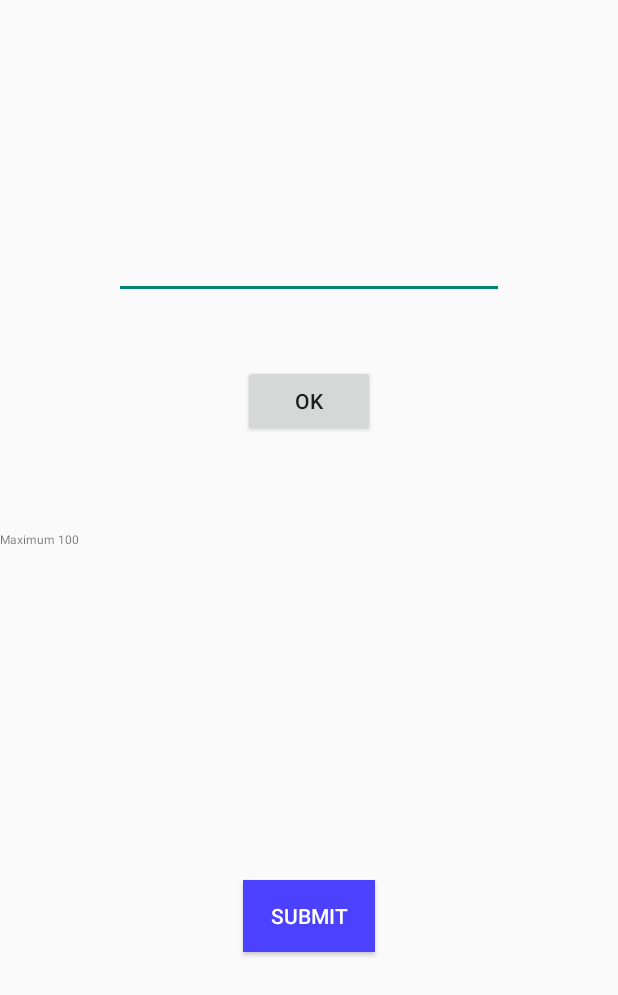
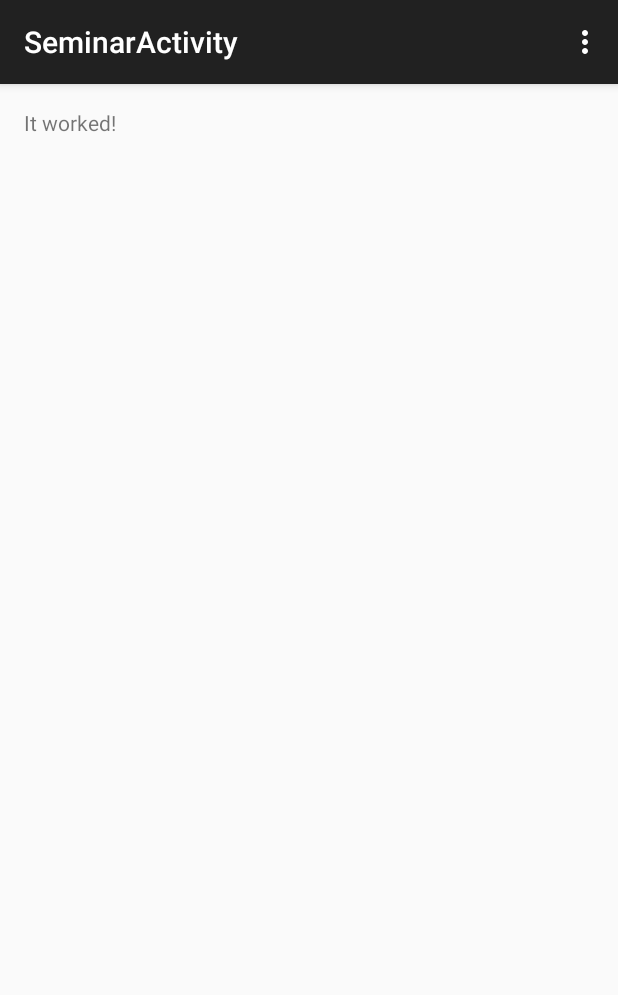
Before and after one commit to ConradHipkins/ACM-SIGCSE, an Android app: the screen it shows after launch (headcount before the commit, SeminarActivity after it), after a tap on "LOGIN", on a phone screen of 412 x 824 dp. Shown: the top 995 px of the screen. Run offline under Robolectric (Android 15) with nearby library versions, the phone set to English and light mode, and no system bars; libraries missing offline, so code that uses them is left out: org.springframework.http, org.springframework.web; 3 statements that could not run were skipped.

Commit message:
Updated files

```diff
--- /dev/null
+++ b/ACM_SIGCSE/app/src/main/java/Session.java
@@ -0,0 +1,5 @@
+/**
+ * Created by Liz on 10/19/15.
+ */
+public class Session {
+}
--- a/ACM_SIGCSE/app/src/main/java/mobilecomp/acm_sigcse/MainActivity.java
+++ b/ACM_SIGCSE/app/src/main/java/mobilecomp/acm_sigcse/MainActivity.java
@@ -41,7 +41,7 @@ public class MainActivity extends AppCompatActivity {
     public void onClick(View view){
 
         Intent i = new Intent();
-        i.setClass(this, headcount.class);
+        i.setClass(this, SeminarActivity.class);
         startActivity(i);
 
     }
--- /dev/null
+++ b/ACM_SIGCSE/app/src/main/java/mobilecomp/acm_sigcse/SeminarActivity.java
@@ -0,0 +1,72 @@
+package mobilecomp.acm_sigcse;
+
+import android.os.AsyncTask;
+import android.os.Bundle;
+import android.support.v7.app.AppCompatActivity;
+import android.util.Log;
+import android.view.Menu;
+import android.view.MenuItem;
+import android.widget.TextView;
+
+import org.springframework.http.converter.json.MappingJackson2HttpMessageConverter;
+import org.springframework.web.client.RestTemplate;
+
+import java.util.ArrayList;
+import java.util.Arrays;
+
+public class SeminarActivity extends AppCompatActivity {
+    private ArrayList<Seminar> seminarList = new ArrayList<Seminar>();
+
+    @Override
+    protected void onCreate(Bundle savedInstanceState) {
+        super.onCreate(savedInstanceState);
+        setContentView(R.layout.activity_seminar);
+        new HttpRequestTask().execute();
+    }
+
+    @Override
+    public boolean onCreateOptionsMenu(Menu menu) {
+        // Inflate the menu; this adds items to the action bar if it is present.
+        getMenuInflater().inflate(R.menu.menu_seminar, menu);
+        return true;
+    }
+
+    @Override
+    public boolean onOptionsItemSelected(MenuItem item) {
+        // Handle action bar item clicks here. The action bar will
+        // automatically handle clicks on the Home/Up button, so long
+        // as you specify a parent activity in AndroidManifest.xml.
+        int id = item.getItemId();
+
+        //noinspection SimplifiableIfStatement
+        if (id == R.id.action_settings) {
+            return true;
+        }
+
+        return super.onOptionsItemSelected(item);
+    }
+    private class HttpRequestTask extends AsyncTask<Void, Void, ArrayList<Seminar>> {
+        @Override
+        protected ArrayList<Seminar> doInBackground(Void... params) {
+            try {
+                final String url = "http://146.113.79.126/api/seminars";
+                RestTemplate restTemplate = new RestTemplate();
+                restTemplate.getMessageConverters().add(new MappingJackson2HttpMessageConverter());
+                Seminar[] seminar = restTemplate.getForObject(url, Seminar[].class);
+                return new ArrayList<Seminar>(Arrays.asList(seminar));
+            } catch (Exception e) {
+                Log.e("MainActivity", e.getMessage(), e);
+            }
+
+            return null;
+        }
+
+        @Override
+        protected void onPostExecute(ArrayList<Seminar> seminars) {
+            TextView tv = (TextView) findViewById(R.id.testtest);
+            tv.setText("It worked!");
+        }
+
+    }
+
+}
--- /dev/null
+++ b/ACM_SIGCSE/app/src/main/res/layout/activity_seminar.xml
@@ -0,0 +1,14 @@
+<RelativeLayout xmlns:android="http://schemas.android.com/apk/res/android"
+    xmlns:tools="http://schemas.android.com/tools" android:layout_width="match_parent"
+    android:layout_height="match_parent" android:paddingLeft="@dimen/activity_horizontal_margin"
+    android:paddingRight="@dimen/activity_horizontal_margin"
+    android:paddingTop="@dimen/activity_vertical_margin"
+    android:paddingBottom="@dimen/activity_vertical_margin"
+    tools:context="mobilecomp.acm_sigcse.SeminarActivity">
+
+    <TextView android:text="@string/hello_world"
+        android:id="@+id/testtest"
+        android:layout_width="wrap_content"
+        android:layout_height="wrap_content" />
+
+</RelativeLayout>
--- /dev/null
+++ b/ACM_SIGCSE/app/src/main/res/menu/menu_seminar.xml
@@ -0,0 +1,7 @@
+<menu xmlns:android="http://schemas.android.com/apk/res/android"
+    xmlns:app="http://schemas.android.com/apk/res-auto"
+    xmlns:tools="http://schemas.android.com/tools"
+    tools:context="mobilecomp.acm_sigcse.SeminarActivity">
+    <item android:id="@+id/action_settings" android:title="@string/action_settings"
+        android:orderInCategory="100" app:showAsAction="never" />
+</menu>
--- a/ACM_SIGCSE/app/src/main/res/values/strings.xml
+++ b/ACM_SIGCSE/app/src/main/res/values/strings.xml
@@ -1,5 +1,8 @@
 <resources>
     <string name="app_name">ACM_SIGCSE</string>
     <string name="action_settings">Settings</string>
+    <string name="title_activity_seminar">SeminarActivity</string>
+
+    <string name="hello_world">Hello world!</string>
 
 </resources>
```
Also changed, not shown: ACM_SIGCSE/app/build.gradle (+10 -0 lines), ACM_SIGCSE/app/src/main/AndroidManifest.xml (+7 -1 lines), ACM_SIGCSE/app/src/main/java/mobilecomp/acm_sigcse/Seminar.java (added, +26 -0 lines), ACM_SIGCSE/app/src/main/res/layout/session_screen.xml (added, +68 -0 lines), 1 other file.
